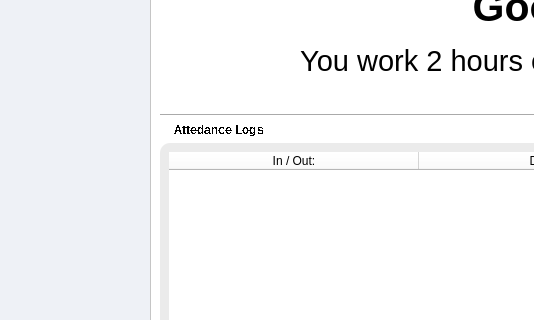
First picture: the form in EALS UI/v0.4/home.ui, repository maeven-tapa/cpet8_group8_workspace, before the edit; both pictures show x 0 to 534 and y 252 to 572 of the 1239 by 762 pixel window.
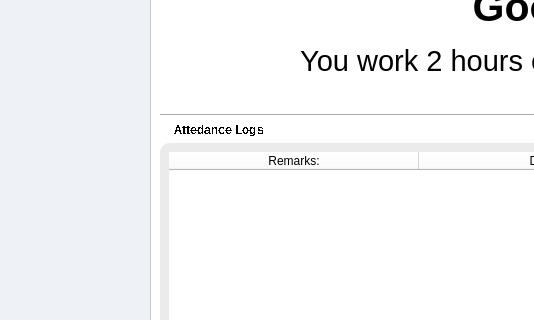
Second picture: the form after the edit. The open tabs and pages were chosen to show the change. Icons and pictures are not drawn.

The edit to the form file:
```diff
--- a/EALS UI/v0.4/home.ui
+++ b/EALS UI/v0.4/home.ui
@@ -1230,7 +1230,7 @@
                 </attribute>
                 <column>
                  <property name="text">
-                  <string>In / Out:</string>
+                  <string>Remarks:</string>
                  </property>
                 </column>
                 <column>
```
Left out of the diff: 8 changed lines with no effect on the pictures.
